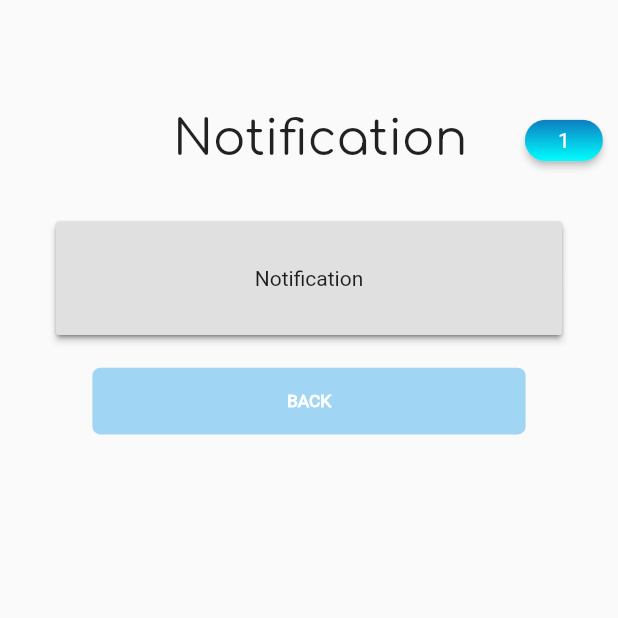
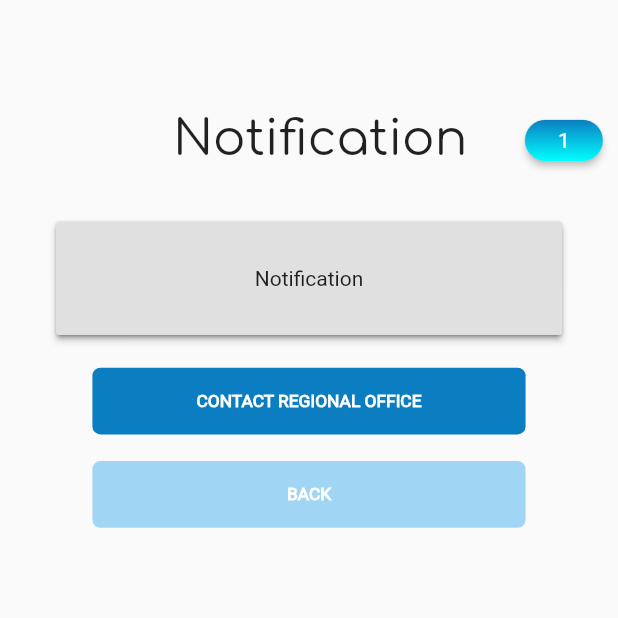
Before and after one commit to kravshan/AgentApp, a Flutter app: the Notification_1 screen opened by its route, on a phone screen of 412 x 824 dp, the top half of it. Run offline on Flutter 3.47's test engine with Material 2 defaults, Android fonts, the phone set to English and light mode, and no system bars; our stand-ins replace flutter_map, flutter_screenutil, flutter_svg, image_picker, latlong2; missing offline and left inert: flutter_phone_direct_caller.

Commit message:
Insurance Agent App updates

```diff
--- a/lib/pages/create_account_1.dart
+++ b/lib/pages/create_account_1.dart
@@ -12,6 +12,7 @@ class _CreateAccount1State extends State<CreateAccount1> {
   @override
   Widget build(BuildContext context) {
     return Scaffold(
+      backgroundColor: Colors.white,
       body: Center(
         child: Column(
           crossAxisAlignment: CrossAxisAlignment.center,
--- a/lib/pages/create_account_2.dart
+++ b/lib/pages/create_account_2.dart
@@ -43,6 +43,7 @@ class _CreateAccount2State extends State<CreateAccount2> {
                       color: Colors.white
                   ),),
                 color: const Color.fromARGB(255, 11, 126, 193),
+                shape: RoundedRectangleBorder(borderRadius: BorderRadius.circular(6.r)),
               ),
             )
 
--- a/lib/pages/login_scrn.dart
+++ b/lib/pages/login_scrn.dart
@@ -64,7 +64,7 @@ class _LoginScrnState extends State<LoginScrn> {
                     fontWeight: FontWeight.w900
                   ),
                 ),
-                color: const Color.fromARGB(255, 11, 126, 193),
+                color: const Color.fromARGB(255, 160, 213, 244),
                 shape: RoundedRectangleBorder(borderRadius: BorderRadius.circular(6.r)),
               ),
             )
--- a/lib/pages/notification_1.dart
+++ b/lib/pages/notification_1.dart
@@ -36,6 +36,25 @@ class _Notification_1State extends State<Notification_1> {
             width: 300.w,
             child: FlatButton(
               onPressed: (){
+                Navigator.pushNamed(context, '/contact');
+              },
+              child: Text('CONTACT REGIONAL OFFICE',
+                style: TextStyle(
+                    fontFamily: 'Roboto',
+                    fontSize: 13.sp,
+                    fontWeight: FontWeight.w900,
+                    color: Colors.white
+                ),),
+              color: const Color.fromARGB(255, 11, 126, 193),
+              shape: RoundedRectangleBorder(borderRadius: BorderRadius.circular(6.r)),
+            ),
+          ),
+          SizedBox(height: 20.h,),
+          SizedBox(
+            height: 50.h,
+            width: 300.w,
+            child: FlatButton(
+              onPressed: (){
                 Navigator.pop(context);
               },
               child: Text('BACK',
```
Also changed, not shown: lib/pages/map.dart (+5 -6 lines), lib/pages/notification_3.dart (+8 -4 lines), lib/services/body.dart (+12 -4 lines).
